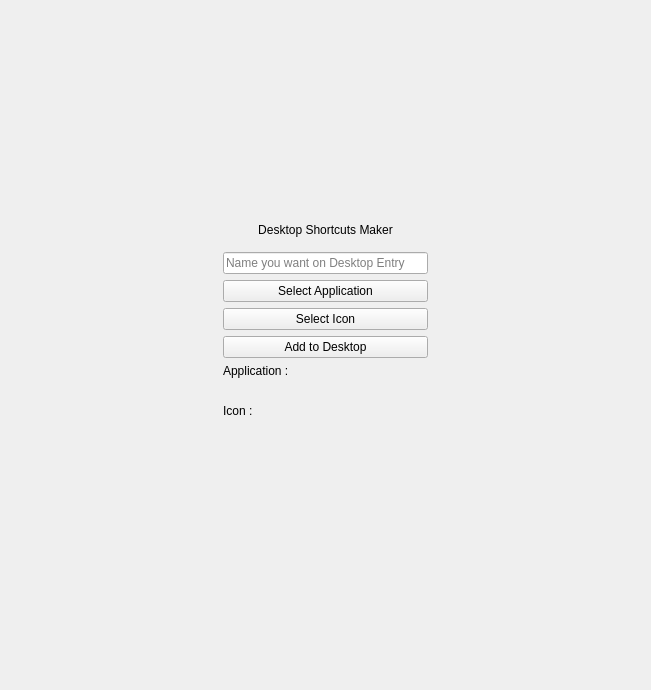
The window that mainwindow.ui (vishal-ahirwar/DesktopEntryAgent) describes before a commit, drawn with Qt 5.
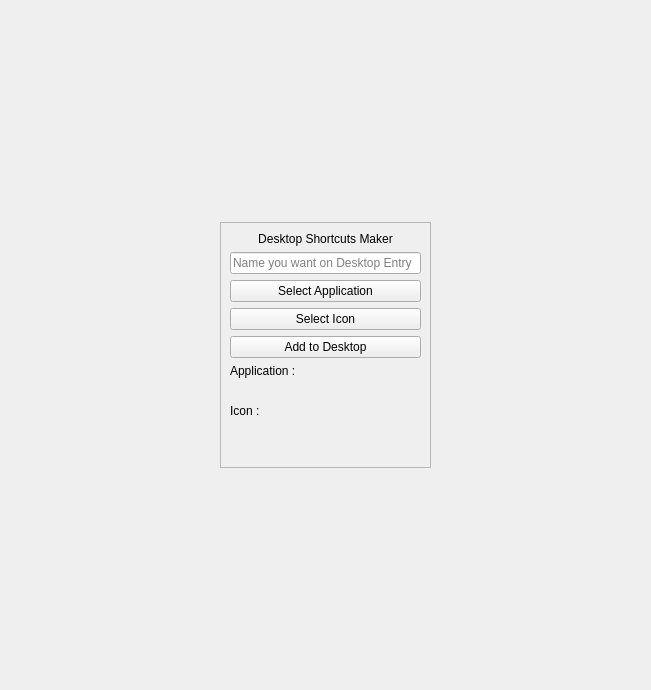
The same window after the commit.

What changed in the file:
```diff
--- a/mainwindow.ui
+++ b/mainwindow.ui
@@ -14,9 +14,22 @@
    <string>MainWindow</string>
   </property>
   <widget class="QWidget" name="centralwidget">
-   <layout class="QVBoxLayout" name="verticalLayout_3">
-    <item>
-     <spacer name="verticalSpacer_2">
+   <layout class="QGridLayout" name="gridLayout">
+    <item row="1" column="0">
+     <spacer name="horizontalSpacer">
+      <property name="orientation">
+       <enum>Qt::Orientation::Horizontal</enum>
+      </property>
+      <property name="sizeHint" stdset="0">
+       <size>
+        <width>40</width>
+        <height>20</height>
+       </size>
+      </property>
+     </spacer>
+    </item>
+    <item row="0" column="1">
+     <spacer name="verticalSpacer">
       <property name="orientation">
        <enum>Qt::Orientation::Vertical</enum>
       </property>
@@ -28,37 +41,43 @@
       </property>
      </spacer>
     </item>
-    <item>
-     <widget class="QLabel" name="label_3">
-      <property name="styleSheet">
-       <string notr="true">font: 18pt &quot;Segoe UI&quot;;</string>
+    <item row="1" column="2">
+     <spacer name="horizontalSpacer_2">
+      <property name="orientation">
+       <enum>Qt::Orientation::Horizontal</enum>
       </property>
-      <property name="text">
-       <string>Desktop Shortcuts Maker</string>
+      <property name="sizeHint" stdset="0">
+       <size>
+        <width>40</width>
+        <height>20</height>
+       </size>
       </property>
-      <property name="alignment">
-       <set>Qt::AlignmentFlag::AlignCenter</set>
-      </property>
-     </widget>
+     </spacer>
     </item>
-    <item>
-     <widget class="QWidget" name="widget" native="true">
-      <layout class="QHBoxLayout" name="horizontalLayout_2">
-       <item>
-        <spacer name="horizontalSpacer_2">
-         <property name="orientation">
-          <enum>Qt::Orientation::Horizontal</enum>
-         </property>
-         <property name="sizeHint" stdset="0">
-          <size>
-           <width>40</width>
-           <height>20</height>
-          </size>
-         </property>
-        </spacer>
-       </item>
+    <item row="1" column="1">
+     <widget class="QFrame" name="frame">
+      <property name="frameShape">
+       <enum>QFrame::Shape::StyledPanel</enum>
+      </property>
+      <property name="frameShadow">
+       <enum>QFrame::Shadow::Raised</enum>
+      </property>
+      <layout class="QVBoxLayout" name="verticalLayout">
        <item>
         <layout class="QVBoxLayout" name="verticalLayout_2">
+         <item>
+          <widget class="QLabel" name="label_3">
+           <property name="styleSheet">
+            <string notr="true">font: 18pt &quot;Segoe UI&quot;;</string>
+           </property>
+           <property name="text">
+            <string>Desktop Shortcuts Maker</string>
+           </property>
+           <property name="alignment">
+            <set>Qt::AlignmentFlag::AlignCenter</set>
+           </property>
+          </widget>
+         </item>
          <item>
           <widget class="QLineEdit" name="app_name">
            <property name="placeholderText">
@@ -145,24 +164,11 @@
          </item>
         </layout>
        </item>
-       <item>
-        <spacer name="horizontalSpacer">
-         <property name="orientation">
-          <enum>Qt::Orientation::Horizontal</enum>
-         </property>
-         <property name="sizeHint" stdset="0">
-          <size>
-           <width>40</width>
-           <height>20</height>
-          </size>
-         </property>
-        </spacer>
-       </item>
       </layout>
      </widget>
     </item>
-    <item>
-     <spacer name="verticalSpacer">
+    <item row="2" column="1">
+     <spacer name="verticalSpacer_2">
       <property name="orientation">
        <enum>Qt::Orientation::Vertical</enum>
       </property>
```
